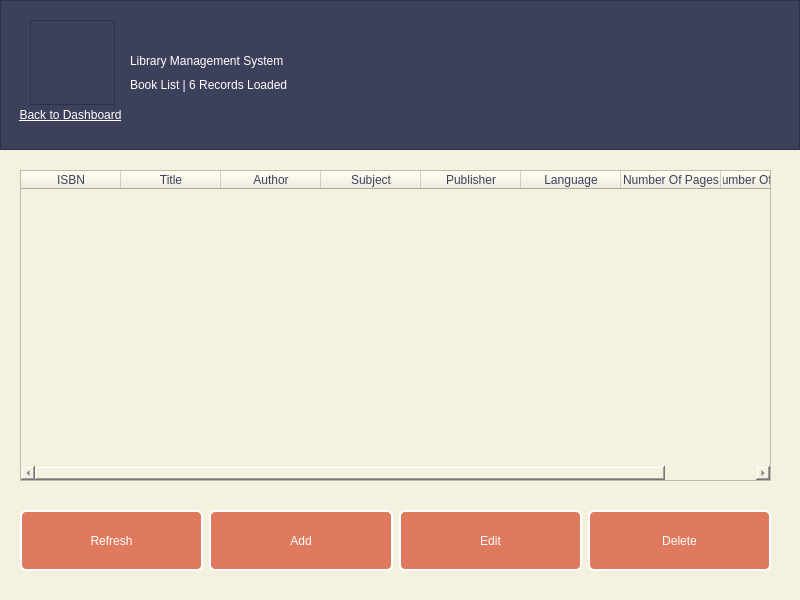
kianmajl/Library, file booklist_admin.ui: the form before one commit.
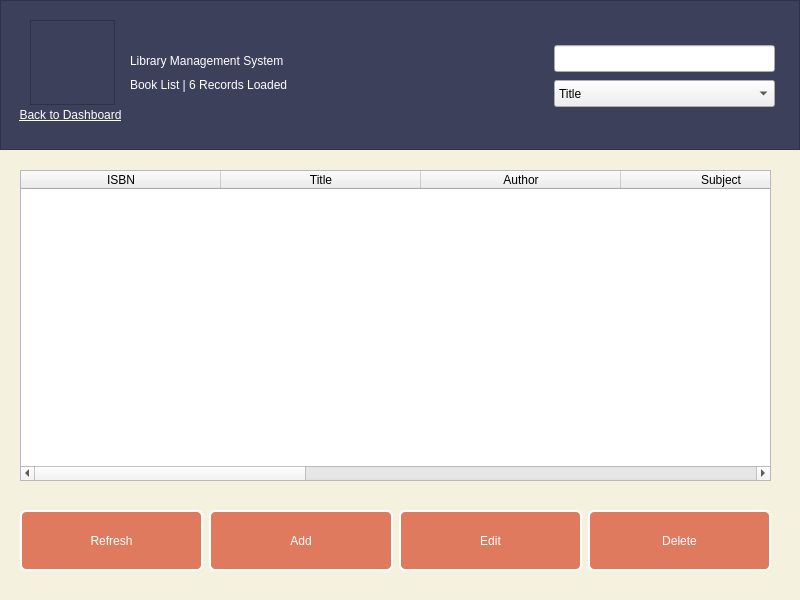
The form after the commit. Icons and pictures are not drawn.

```diff
--- a/booklist_admin.ui
+++ b/booklist_admin.ui
@@ -18,7 +18,7 @@
     <normaloff>:/icons/icons/library.png</normaloff>:/icons/icons/library.png</iconset>
   </property>
   <property name="styleSheet">
-   <string notr="true">QWidget
+   <string notr="true">#BookList_Admin
 {
 	background-color: rgb(244, 241, 222);
 	color: rgb(61, 64, 91);
@@ -137,6 +137,21 @@
      <height>311</height>
     </rect>
    </property>
+   <property name="alternatingRowColors">
+    <bool>true</bool>
+   </property>
+   <property name="selectionMode">
+    <enum>QAbstractItemView::SingleSelection</enum>
+   </property>
+   <property name="selectionBehavior">
+    <enum>QAbstractItemView::SelectRows</enum>
+   </property>
+   <property name="sortingEnabled">
+    <bool>true</bool>
+   </property>
+   <attribute name="horizontalHeaderDefaultSectionSize">
+    <number>200</number>
+   </attribute>
    <column>
     <property name="text">
      <string>ISBN</string>
@@ -242,6 +257,73 @@
     </item>
    </layout>
   </widget>
+  <widget class="QLineEdit" name="lineEdit_search">
+   <property name="geometry">
+    <rect>
+     <x>554</x>
+     <y>45</y>
+     <width>221</width>
+     <height>27</height>
+    </rect>
+   </property>
+   <property name="toolTip">
+    <string>Quick Search</string>
+   </property>
+   <property name="placeholderText">
+    <string/>
+   </property>
+  </widget>
+  <widget class="QComboBox" name="comboBox_search">
+   <property name="geometry">
+    <rect>
+     <x>554</x>
+     <y>80</y>
+     <width>221</width>
+     <height>27</height>
+    </rect>
+   </property>
+   <property name="toolTip">
+    <string>Search by:</string>
+   </property>
+   <property name="currentIndex">
+    <number>1</number>
+   </property>
+   <item>
+    <property name="text">
+     <string>ISBN</string>
+    </property>
+   </item>
+   <item>
+    <property name="text">
+     <string>Title</string>
+    </property>
+   </item>
+   <item>
+    <property name="text">
+     <string>Author</string>
+    </property>
+   </item>
+   <item>
+    <property name="text">
+     <string>Subject</string>
+    </property>
+   </item>
+   <item>
+    <property name="text">
+     <string>Publisher</string>
+    </property>
+   </item>
+   <item>
+    <property name="text">
+     <string>Language</string>
+    </property>
+   </item>
+   <item>
+    <property name="text">
+     <string>Number Of Pages</string>
+    </property>
+   </item>
+  </widget>
  </widget>
  <resources>
   <include location="res.qrc"/>
```
Left out of the diff: 4 changed lines with no effect on the pictures.
